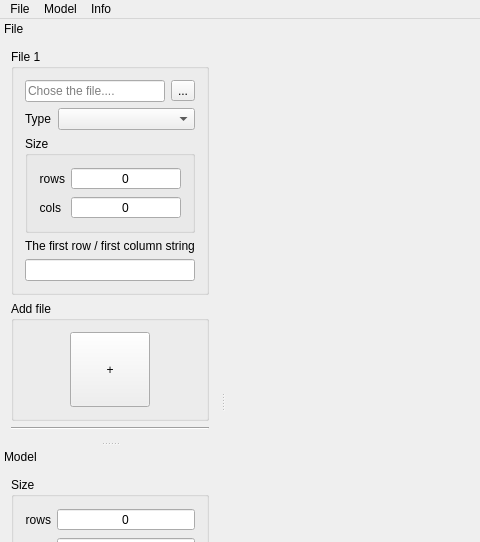
The window that mainwindow.ui (gurmaaan/DescriptorsView) describes before a commit, drawn with Qt 5; both pictures show x 0 to 480 and y 0 to 542 of the 876 by 805 pixel window.
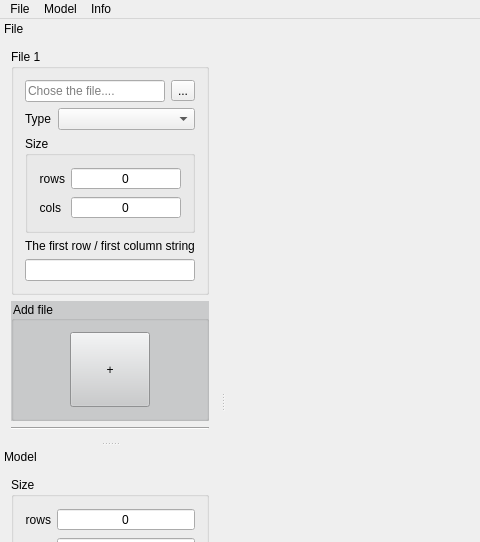
The same window after the commit. Icons and pictures are not drawn. Custom widgets are drawn as their Qt base class.

The edit to the form file:
```diff
--- a/mainwindow.ui
+++ b/mainwindow.ui
@@ -75,7 +75,7 @@
    <property name="minimumSize">
     <size>
      <width>194</width>
-     <height>378</height>
+     <height>384</height>
     </size>
    </property>
    <property name="autoFillBackground">
@@ -241,6 +241,12 @@
      </item>
      <item>
       <widget class="QGroupBox" name="fileEmptyGB">
+       <property name="autoFillBackground">
+        <bool>false</bool>
+       </property>
+       <property name="styleSheet">
+        <string notr="true">background-color: rgb(202, 203, 204)</string>
+       </property>
        <property name="title">
         <string>Add file</string>
        </property>
```
